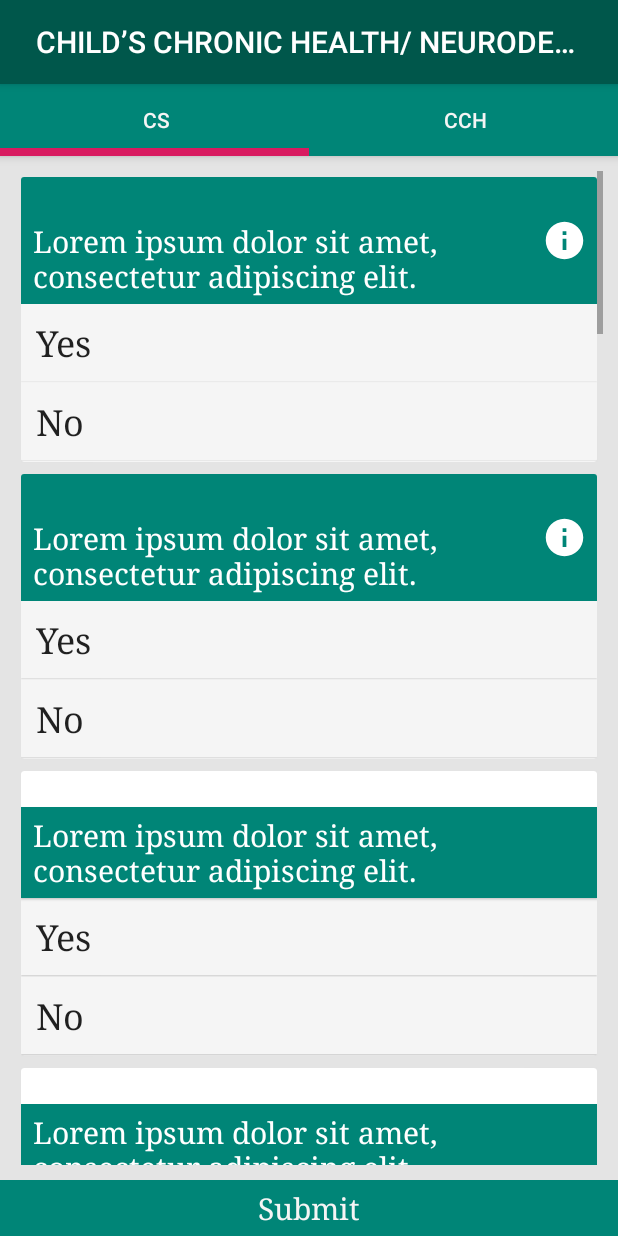
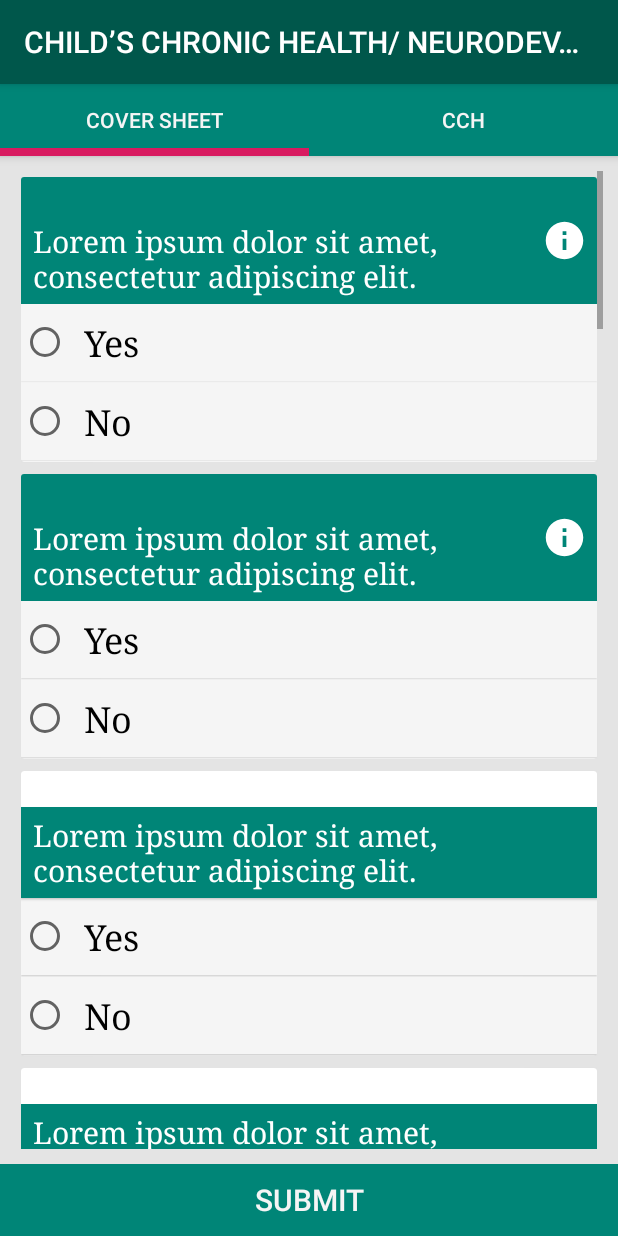
Before and after one commit to Mustufa786/GSED, an Android app: the GSEDCRF2Activity screen opened directly, with no data from a screen before it, on a phone screen of 412 x 824 dp. Run offline under Robolectric (Android 15) with nearby library versions, the phone set to English and light mode, and no system bars; our stand-ins replace data binding.

Commit message:
stlye done

```diff
--- a/app/src/main/java/com/aku/dmu/gsed/ui/gsedCRF2/GSEDCRF2Activity.java
+++ b/app/src/main/java/com/aku/dmu/gsed/ui/gsedCRF2/GSEDCRF2Activity.java
@@ -41,7 +41,7 @@ public class GSEDCRF2Activity extends AppCompatActivity implements Callbacks {
     private void setupViewPager() {
 
         ViewPagerAdapter adapter = new ViewPagerAdapter(getSupportFragmentManager());
-        adapter.addFragment(new SectionAFragment(), "CS");
+        adapter.addFragment(new SectionAFragment(), "Cover Sheet");
         adapter.addFragment(new SectionBFragment(), "CCH");
         bi.viewpager.setAdapter(adapter);
         bi.tabs.setupWithViewPager(bi.viewpager);
--- a/app/src/main/res/values/styles.xml
+++ b/app/src/main/res/values/styles.xml
@@ -1,16 +1,27 @@
 <resources>
 
+    <!-- Base application theme. -->
     <style name="AppTheme" parent="Theme.AppCompat.Light.DarkActionBar">
+        <!-- Customize your theme here. -->
+        <item name="colorPrimary">@color/colorPrimary</item>
+        <item name="colorPrimaryDark">@color/colorPrimaryDark</item>
+        <item name="colorAccent">@color/colorAccent</item>
         <item name="android:scrollViewStyle">@style/BackgroundStyle</item>
-        <item name="android:textViewStyle">@style/labels</item>
-        <item name="android:editTextStyle">@style/textInput</item>
-        <item name="android:buttonStyle">@style/buttons</item>
-        <item name="android:checkboxStyle">@style/checkbox</item>
-        <item name="android:radioButtonStyle">@style/radiobutton</item>
         <item name="toolbarStyle">@style/ActionBar</item>
+    </style>
 
-        <!-- Customize your theme here. -->
-    </style>
+
+    <!--<style name="AppTheme1" parent="Theme.AppCompat.Light.DarkActionBar">-->
+        <!--<item name="android:scrollViewStyle">@style/BackgroundStyle</item>-->
+        <!--<item name="android:textViewStyle">@style/labels</item>-->
+        <!--<item name="android:editTextStyle">@style/textInput</item>-->
+        <!--<item name="android:buttonStyle">@style/buttons</item>-->
+        <!--<item name="android:checkboxStyle">@style/checkbox</item>-->
+        <!--<item name="android:radioButtonStyle">@style/radiobutton</item>-->
+        <!--<item name="toolbarStyle">@style/ActionBar</item>-->
+
+        <!--&lt;!&ndash; Customize your theme here. &ndash;&gt;-->
+    <!--</style>-->
 
     <style name="radiobutton">
         <item name="android:layout_width">24dp</item>
```
